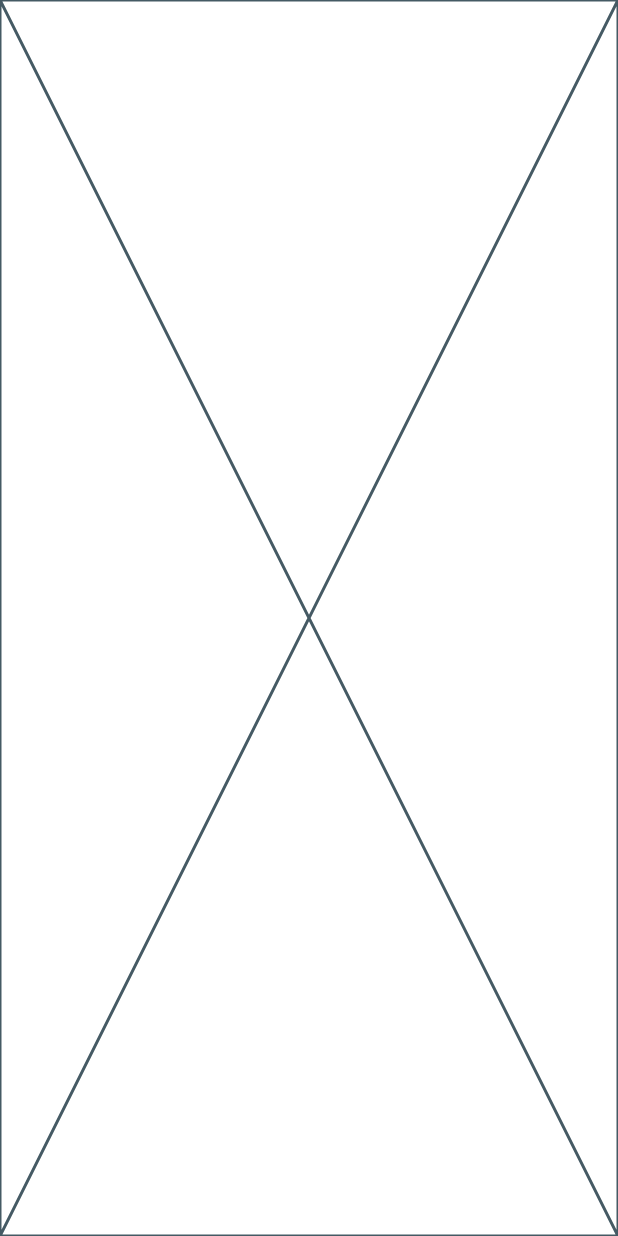
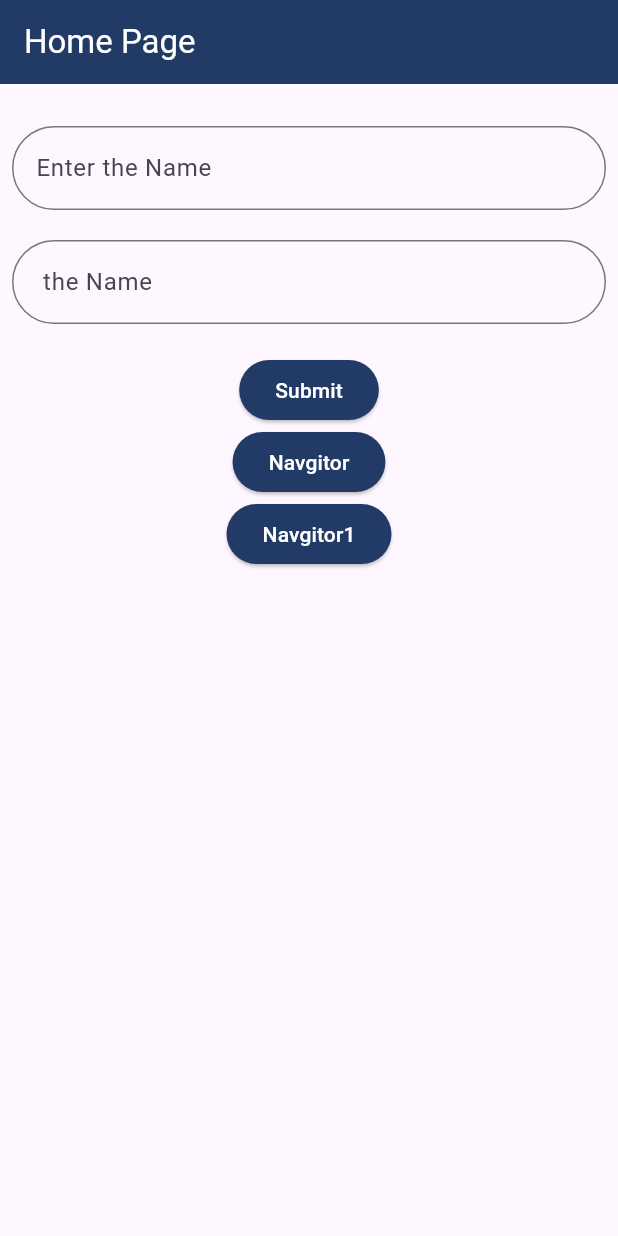
Before and after one commit to aimennajib/homework, a Flutter app: the screen it shows after launch, on a phone screen of 412 x 824 dp. Run offline on Flutter 3.47's test engine with Material 3 defaults, Android fonts, the phone set to English and light mode, and no system bars.

Commit message:
design textfild

```diff
--- a/lib/main.dart
+++ b/lib/main.dart
@@ -1,5 +1,5 @@
 import 'package:flutter/material.dart';
-
+import 'package:tasks/textfild.dart';
 
 void main() {
   runApp(const MyApp());
@@ -11,17 +11,6 @@ class MyApp extends StatelessWidget {
   // This widget is the root of your application.
   @override
   Widget build(BuildContext context) {
-    return MaterialApp(
-      debugShowCheckedModeBanner: false,
-      home: const D(),
-    );
+    return MaterialApp(debugShowCheckedModeBanner: false, home: Textfild());
   }
 }
-class D extends StatelessWidget {
-  const D({super.key});
-
-  @override
-  Widget build(BuildContext context) {
-    return const Placeholder();
-  }
-}
--- /dev/null
+++ b/lib/textfild.dart
@@ -0,0 +1,97 @@
+import 'package:flutter/material.dart';
+import 'package:tasks/tow_page.dart';
+import 'package:tasks/tow_page1.dart';
+
+class Textfild extends StatefulWidget {
+  const Textfild({super.key});
+
+  @override
+  State<Textfild> createState() => _TextfildState();
+}
+
+class _TextfildState extends State<Textfild> {
+  TextEditingController _controller1 = TextEditingController();
+  TextEditingController _controller2 = TextEditingController();
+  late String controller3;
+
+  @override
+  Widget build(BuildContext context) {
+    return Scaffold(
+      appBar: AppBar(
+        title: Text('Home Page', style: TextStyle(color: Colors.white)),
+        backgroundColor: Color.fromARGB(255, 34, 59, 102),
+      ),
+      body: Padding(
+        padding: const EdgeInsets.all(8.0),
+        child: Column(
+          children: [
+            SizedBox(height: 20),
+            TextField(
+              decoration: InputDecoration(
+                labelText: 'Enter the Name',
+                hintText: 'ahmed',
+                border: OutlineInputBorder(
+                  borderRadius: BorderRadius.circular(30.0),
+                ),
+              ),
+              controller: _controller1,
+            ),
+            SizedBox(height: 20),
+            TextField(
+              decoration: InputDecoration(
+                labelText: ' the Name',
+                //  hintText:'ahmed' ,
+                border: OutlineInputBorder(
+                  borderRadius: BorderRadius.circular(30.0),
+                ),
+              ),
+              controller: _controller2,
+              readOnly: true,
+            ),
+            SizedBox(height: 20),
+            ElevatedButton(
+              style: ElevatedButton.styleFrom(
+                backgroundColor: Color.fromARGB(255, 34, 59, 102),
+              ),
+              onPressed: () {
+                setState(() {
+                  _controller2.text = _controller1.text;
+                });
+              },
+
+              child: Text('Submit', style: TextStyle(color: Colors.white)),
+            ),
+            ElevatedButton(
+              style: ElevatedButton.styleFrom(
+                backgroundColor: Color.fromARGB(255, 34, 59, 102),
+              ),
+              onPressed: () {
+                Navigator.push(
+                  context,
+                  MaterialPageRoute(
+                    builder: (context) => Towpage(name: _controller1.text),
+                  ),
+                );
+              },
+              child: Text('Navgitor', style: TextStyle(color: Colors.white)),
+            ),
+            ElevatedButton(
+              style: ElevatedButton.styleFrom(
+                backgroundColor: Color.fromARGB(255, 34, 59, 102),
+              ),
+              onPressed: () {
+                Navigator.push(
+                  context,
+                  MaterialPageRoute(
+                    builder: (context) => Towpage1(name: _controller1.text),
+                  ),
+                );
+              },
+              child: Text('Navgitor1', style: TextStyle(color: Colors.white)),
+            ),
+          ],
+        ),
+      ),
+    );
+  }
+}
--- /dev/null
+++ b/lib/tow_page.dart
@@ -0,0 +1,17 @@
+import 'package:flutter/material.dart';
+
+class Towpage extends StatelessWidget {
+  final String name;
+  const Towpage({super.key, required this.name});
+
+  @override
+  Widget build(BuildContext context) {
+    return Scaffold(
+      appBar: AppBar(
+        title: Text('Tow Page', style: TextStyle(color: Colors.white)),
+        backgroundColor: Color.fromARGB(255, 34, 59, 102),
+      ),
+      body: Center(child: Text(name, style: TextStyle(fontSize: 28))),
+    );
+  }
+}
```
Also changed, not shown: lib/tow_page1.dart (added, +39 -0 lines).
